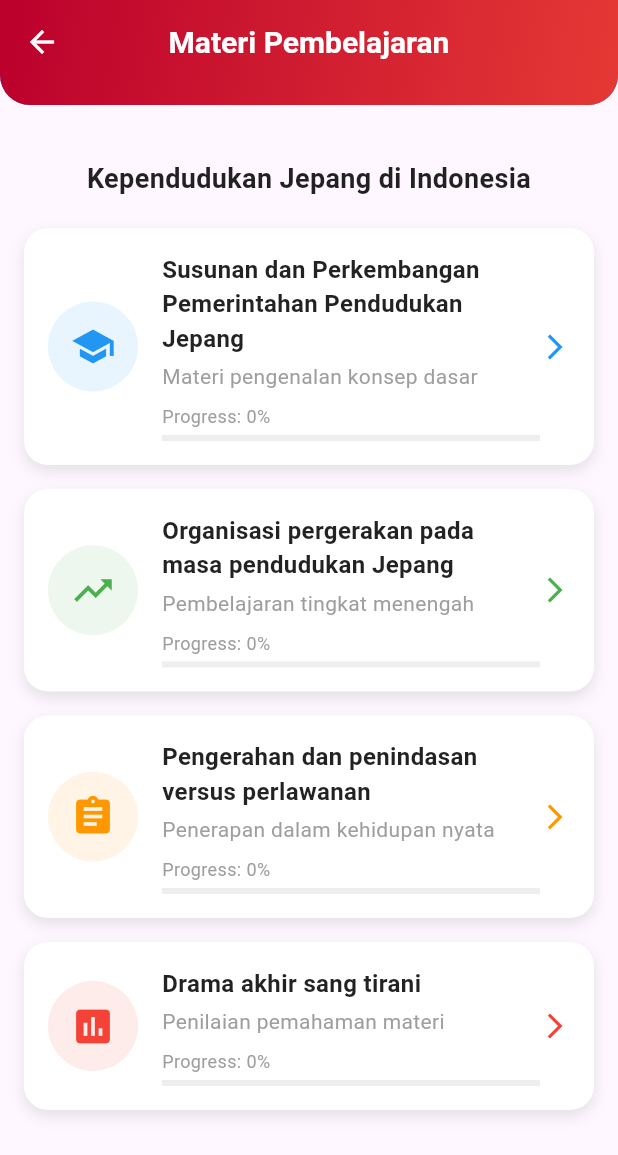
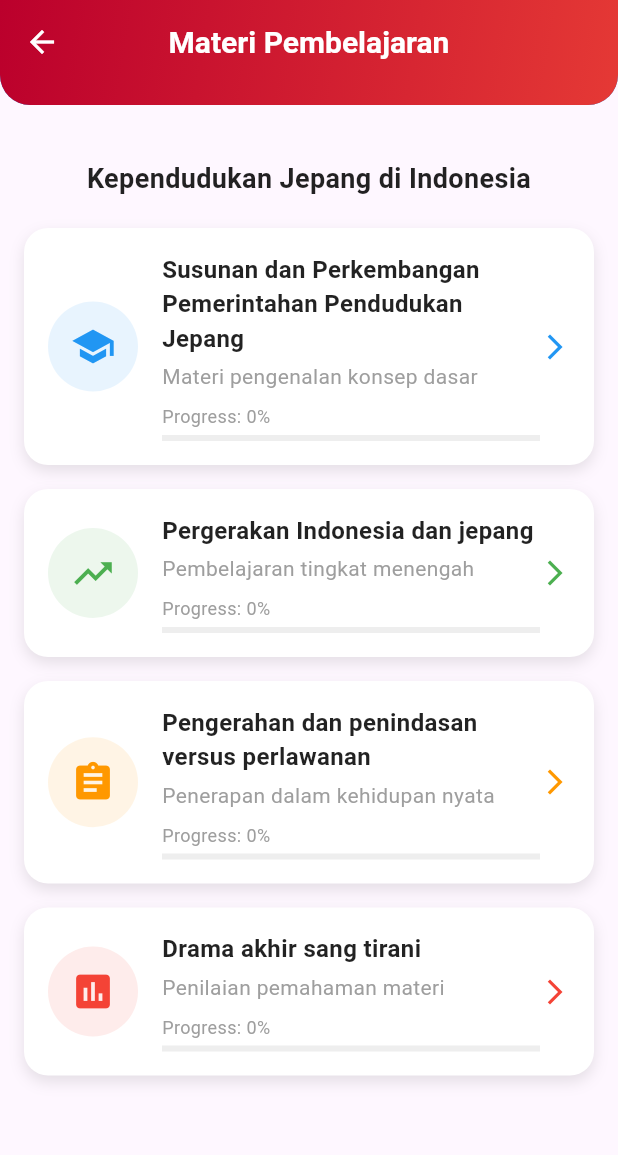
Before and after one commit to ChairulCode/Hinosa-App, a Flutter app: the MateriScreen screen opened directly, on a phone screen of 412 x 824 dp. Shown: the top 1155 px of the screen. Run offline on Flutter 3.47's test engine with Material 3 defaults, Android fonts, the phone set to English and light mode, and no system bars; our stand-ins replace supabase_flutter; accounts and stored records are empty.

Commit message:
setup materi 2

```diff
--- /dev/null
+++ b/assets/data/data_pergerakan.json
@@ -0,0 +1,29 @@
+{
+  "id": "organisasi_pergerakan",
+  "title": "Susunan dan Perkembangan Pemerintahan Pendudukan Jepang",
+  "color": "blue",
+  "sections": [
+    {
+      "title": "1. Masuknya Jepang ke Indonesia",
+      "content": [
+        "Jepang punya ambisi gede banget buat bikin imperium di Asia. Nah, masalahnya, ada satu penghalang besar yaitu Armada Amerika yang super kuat dan markasnya ada di Pearl Harbor, Hawaii. Biar rencananya nggak mentok di situ, Jepang pun bikin strategi rahasia. Panglima besarnya, Laksamana Isoroku Yamamoto, udah nyiapin rencana sejak September 1941. Terus, pada 26 November 1941, Armada Jepang di bawah komando Laksamana Noichi Nagumo mulai berangkat dari Kepulauan Kuril. Kebayang kan, mereka bawa puluhan kapal perang. Ada kapal induk, kapal selam, sampai kapal tanker yang semua siap tempur.",
+        "Gerakan Armada Nagumo sebenarnya nyaris nggak ketahuan sama Amerika. Baru deh, di detik-detik terakhir sebelum serangan, Amerika sadar kalau ada yang nggak beres. Jepang pun milih waktu yang pas banget buat nyerang Minggu pagi, hari libur, saat tentara Amerika lagi santai dan nggak siap tempur. Di Pearl Harbor sendiri waktu itu ada 96 kapal dari berbagai jenis, yang jadi andalan utama Armada Pasifik Amerika di bawah komando Laksamana H.E. Kimmel. Nggak cuma itu, di daratan juga ada dua divisi infantri, plus di pangkalan udara Hickam dan Wheeler berjajar sekitar 390 pesawat.",
+        "Serangan Jepang dimulai pas jam 07.45 pagi. Gelombang pertama langsung bikin geger karena 183 pesawat pengebom yang lepas landas dari kapal induk udah siap ngehantam Pearl Harbor. Sejam kemudian gelombang kedua nyusul datang dengan 170 pesawat. Target utamanya jelas kapal-kapal perang Amerika, pesawat-pesawat di pangkalan, plus fasilitas militer penting.",
+        "Sekitar jam 10 pagi, serangan Jepang resmi berhenti. Amerika rugi besar: 86 pesawat Angkatan Darat dan 97 pesawat Angkatan Laut hancur, 19 kapal tenggelam atau rusak parah, ribuan korban jiwa. Jepang sendiri cuma kehilangan 29 pesawat.",
+        "Cuma lima jam setelah serangan Pearl Harbor, Presiden Amerika Franklin D. Roosevelt teken pernyataan perang. Gubernur Jenderal Hindia Belanda, Tjarda van Starkenborgh, juga nyatakan perang. Besoknya, 8 Desember 1941, lewat radio NIROM, Hindia Belanda resmi nyatakan perang ke Jepang. Nah, otomatis Indonesia kebawa ke konflik ini.",
+        "Padahal jauh sebelum itu, Jepang udah punya rencana buat nyerbu Indonesia sejak 4 Oktober 1940. Namanya Rencana Tentatif bagi Suatu Kebijaksanaan Mengenai Daerah-Daerah Selatan. Intinya, Jepang ngincar minyak dan karet Indonesia.",
+        "Serangan ke Indonesia dimulai dengan serangan udara dari Davao dan Laut Cina Selatan. Dari 1.500 pesawat, 700 langsung dikerahkan buat nyerang Malaya dan Hindia Belanda. Jepang juga bawa pesawat tempur legendaris Zero (Zeke), plus 4.000 pilot kawakan.",
+        "Sementara Belanda? Jauh dari siap. Mereka cuma punya 132 pesawat, terbagi atas Glen Martin, pemburu, dan pengintai. Jelas nggak sebanding lawan ribuan pesawat Jepang.",
+        "10 Januari 1942 Jepang nyerang Tarakan, Kalimantan Timur. 12 Januari Belanda menyerah. Tapi 200 pasukan Belanda tetap dibantai Jepang.",
+        "24 Januari 1942 Balikpapan jatuh. Belanda sempat bakar instalasi minyak (bumi hangus), bikin Jepang marah. 80 orang Belanda dieksekusi.",
+        "Pontianak direbut 29 Januari, Samarinda 3 Februari, lalu Banjarmasin 10 Februari. Ambon, Morotai, Manado, Kendari, Makassar juga jatuh cepat.",
+        "16 Februari 1942 Jepang rebut Palembang dengan pasukan payung (paratrooper). Ini bikin jalan ke Jawa makin terbuka.",
+        "ABDACOM (gabungan Amerika, Inggris, Belanda, Australia) dibentuk 15 Januari 1942, tapi gagal karena koordinasi buruk.",
+        "27 Februari 1942 terjadi Pertempuran Laut Jawa. Armada Sekutu di bawah Karel Doorman kalah besar. Kapal De Ruyter tenggelam, Doorman gugur.",
+        "Malam 28 Februari – 1 Maret 1942, pasukan Jepang mendarat di Banten, Eretan (Jawa Barat), dan Kragan (Jawa Tengah). Belanda sering mundur tanpa perlawanan berarti.",
+        "5 Maret 1942 Batavia jatuh dan ditetapkan sebagai kota terbuka. 7 Maret Lembang jatuh, Bandung kritis.",
+        "8 Maret 1942 Belanda menyerah tanpa syarat di Kalijati. 9 Maret diumumkan lewat radio NIROM: seluruh pasukan harus tunduk. Inilah tanda berakhirnya kekuasaan Belanda di Indonesia."
+      ]
+    }
+  ]
+}
--- a/lib/screens/materi_detail/organisasi_screen.dart
+++ /dev/null
@@ -1,53 +0,0 @@
-import 'dart:ui';
-
-import 'package:flutter/material.dart';
-import 'package:hinosaapp/screens/materi_screen.dart';
-
-class OrganisasiPergerakanDetail extends BaseMateriDetail {
-  const OrganisasiPergerakanDetail({super.key});
-
-  @override
-  State<OrganisasiPergerakanDetail> createState() =>
-      _OrganisasiPergerakanDetailState();
-}
-
-class _OrganisasiPergerakanDetailState
-    extends BaseMateriDetailState<OrganisasiPergerakanDetail> {
-  @override
-  String get title => 'Organisasi Pergerakan pada Masa Pendudukan Jepang';
-
-  @override
-  Color get color => Colors.green;
-
-  @override
-  List<Map<String, dynamic>> get sections => [
-    {
-      'title': '1. Organisasi Sosial Kemasyarakatan',
-      'content': [
-        'Gerakan Tiga A (29 Maret 1942) - Dipimpin Mr. Syamsuddin',
-        'Pusat Tenaga Rakyat/Putera (16 April 1943) - Dipimpin "Empat Serangkai": Sukarno, Hatta, Ki Hajar Dewantara, K.H. Mas Mansyur',
-        'MIAI (4 September 1942) - Untuk memperkuat kedudukan umat Islam',
-        'Masyumi (November 1943) - Pengganti MIAI, dipimpin Hasyim Asy\'ari',
-        'Jawa Hokokai (1944) - Himpunan Kebaktian Jawa',
-      ],
-    },
-    {
-      'title': '2. Organisasi Semi Militer',
-      'content': [
-        'Seinendan (Korps Pemuda) - Untuk pemuda usia 14-22 tahun',
-        'Keibodan (Korps Kewaspadaan) - Anggota pemuda 25-35 tahun',
-        'Barisan Pelopor - Dipimpin Ir. Sukarno, anggota ±60.000 pemuda',
-        'Hizbullah (15 Desember 1944) - Tentara Allah, dipimpin KH. Zainul Arifin',
-      ],
-    },
-    {
-      'title': '3. Organisasi Militer',
-      'content': [
-        'Heiho (Pasukan Pembantu) - Jumlah anggota ±42.000 orang',
-        'PETA (3 Oktober 1943) - Pembela Tanah Air, jumlah anggota ±37.000 di Jawa',
-        'Struktur kepangkatan: Daidanco, Cudanco, Shodanco, Budanco & Giyuhei',
-        'Tokoh terkenal: Supriyadi, Sudirman',
-      ],
-    },
-  ];
-}
--- a/lib/screens/materi_screen.dart
+++ b/lib/screens/materi_screen.dart
@@ -1,5 +1,5 @@
 import 'package:flutter/material.dart';
-import 'package:hinosaapp/screens/materi_detail/organisasi_screen.dart';
+import 'package:hinosaapp/screens/materi_detail/pergerakan_screen.dart';
 import 'package:hinosaapp/screens/materi_detail/pengerahan_screen.dart';
 import 'package:hinosaapp/screens/materi_detail/drama_screen.dart';
 import 'package:hinosaapp/screens/materi_detail/kedatangan_screen.dart';
@@ -23,13 +23,13 @@
       'widget': const KedatanganJepangDetail(),
     },
     {
-      'title': 'Organisasi pergerakan pada masa pendudukan Jepang',
+      'title': 'Pergerakan Indonesia dan jepang',
       'subtitle': 'Pembelajaran tingkat menengah',
       'icon': Icons.trending_up,
       'color': Colors.green,
       'progress': 0.0,
       'id': 'organisasi_pergerakan',
-      'widget': const OrganisasiPergerakanDetail(),
+      'widget': const PergerakanScreenDetail(),
     },
     {
       'title': 'Pengerahan dan penindasan versus perlawanan',
--- a/pubspec.yaml
+++ b/pubspec.yaml
@@ -65,6 +65,7 @@
     - assets/logo.png
     - assets/google.png
     - assets/data/data_kedatangan.json
+    - assets/data/data_pergerakan.json
 
   # An image asset can refer to one or more resolution-specific "variants", see
   # https://flutter.dev/to/resolution-aware-images
```
Also changed, not shown: lib/screens/materi_detail/pergerakan_screen.dart (added, +77 -0 lines).
